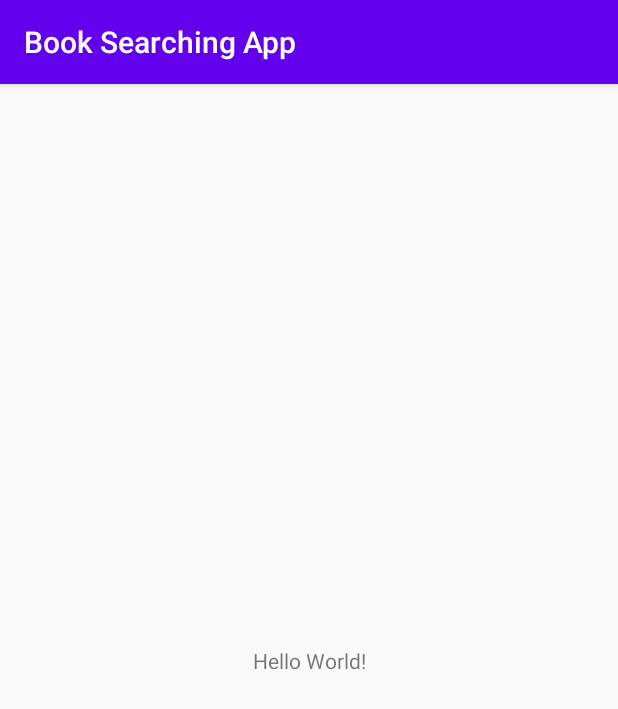
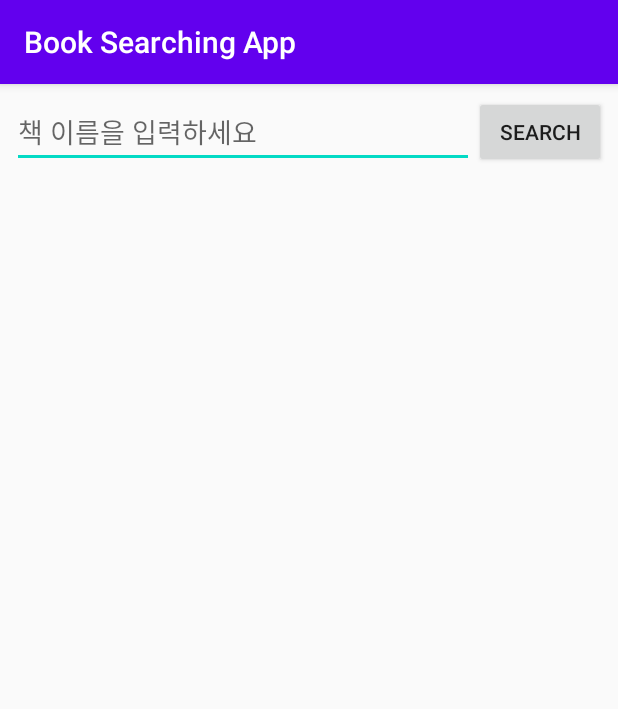
Before and after one commit to kiwi-choe/BookSearchingApp, an Android app: the screen it shows after launch (MainActivity before the commit, BooksActivity after it), on a phone screen of 412 x 824 dp. Shown: the top 709 px of the screen. Run offline under Robolectric (Android 15) with nearby library versions, the phone set to English and light mode, and no system bars; our stand-ins replace Dagger/Hilt's generated code, data binding; libraries missing offline, so code that uses them is left out: androidx.hilt.lifecycle.

Commit message:
[ADD] Search Books from Network api

```diff
--- a/app/src/main/AndroidManifest.xml
+++ b/app/src/main/AndroidManifest.xml
@@ -2,14 +2,18 @@
 <manifest xmlns:android="http://schemas.android.com/apk/res/android"
     package="com.example.booksearchingapp">
 
+    <uses-permission android:name="android.permission.INTERNET" />
+    <uses-permission android:name="android.permission.ACCESS_NETWORK_STATE" />
+
     <application
+        android:name=".BookApplication"
         android:allowBackup="false"
         android:icon="@mipmap/ic_launcher"
         android:label="@string/app_name"
         android:roundIcon="@mipmap/ic_launcher_round"
         android:supportsRtl="true"
         android:theme="@style/AppTheme">
-        <activity android:name=".MainActivity">
+        <activity android:name=".BooksActivity">
             <intent-filter>
                 <action android:name="android.intent.action.MAIN" />
 
--- /dev/null
+++ b/app/src/main/java/com/example/booksearchingapp/BookApplication.kt
@@ -0,0 +1,7 @@
+package com.example.booksearchingapp
+
+import android.app.Application
+import dagger.hilt.android.HiltAndroidApp
+
+@HiltAndroidApp
+class BookApplication : Application() {}
--- /dev/null
+++ b/app/src/main/java/com/example/booksearchingapp/BooksActivity.kt
@@ -0,0 +1,21 @@
+package com.example.booksearchingapp
+
+import androidx.appcompat.app.AppCompatActivity
+import android.os.Bundle
+import com.example.booksearchingapp.books.BooksFragment
+import dagger.hilt.android.AndroidEntryPoint
+
+@AndroidEntryPoint
+class BooksActivity : AppCompatActivity() {
+    override fun onCreate(savedInstanceState: Bundle?) {
+        super.onCreate(savedInstanceState)
+        setContentView(R.layout.activity_main)
+
+        setFragment()
+    }
+
+    private fun setFragment() {
+        supportFragmentManager.beginTransaction()
+            .add(R.id.fragment_container, BooksFragment.newInstance()).commit()
+    }
+}
--- a/app/src/main/java/com/example/booksearchingapp/MainActivity.kt
+++ /dev/null
@@ -1,11 +0,0 @@
-package com.example.booksearchingapp
-
-import androidx.appcompat.app.AppCompatActivity
-import android.os.Bundle
-
-class MainActivity : AppCompatActivity() {
-    override fun onCreate(savedInstanceState: Bundle?) {
-        super.onCreate(savedInstanceState)
-        setContentView(R.layout.activity_main)
-    }
-}
--- /dev/null
+++ b/app/src/main/java/com/example/booksearchingapp/api/BookService.kt
@@ -0,0 +1,49 @@
+package com.example.booksearchingapp.api
+
+import com.example.booksearchingapp.data.Book
+import com.example.booksearchingapp.data.Result
+import okhttp3.Interceptor
+import okhttp3.OkHttpClient
+import okhttp3.logging.HttpLoggingInterceptor
+import retrofit2.Response
+import retrofit2.Retrofit
+import retrofit2.converter.gson.GsonConverterFactory
+import retrofit2.http.GET
+import retrofit2.http.Query
+
+interface BookService {
+    @GET("/v3/search/book")
+    suspend fun searchBooks(
+        @Query("target") target: String = "title",
+        @Query("page") page: Int,
+        @Query("size") size: Int = 50,
+        @Query("query") query: String
+    ): Response<BookResponse>
+
+    companion object {
+        private const val BASE_URL = "https://dapi.kakao.com"
+        private const val REST_API_KEY = "KakaoAK 5c006a144af5d6ca233c083a882b81ac"
+
+        fun create(): BookService {
+            val logger =
+                HttpLoggingInterceptor().apply { level = HttpLoggingInterceptor.Level.BASIC }
+
+            val client = OkHttpClient.Builder()
+                .addInterceptor(logger)
+                .addInterceptor(Interceptor() {chain ->
+                    val newRequest  = chain.request().newBuilder()
+                        .addHeader("Authorization", REST_API_KEY)
+                        .build()
+                    chain.proceed(newRequest)
+                })
+                .build()
+
+            return Retrofit.Builder()
+                .baseUrl(BASE_URL)
+                .client(client)
+                .addConverterFactory(GsonConverterFactory.create())
+                .build()
+                .create(BookService::class.java)
+        }
+    }
+}
--- /dev/null
+++ b/app/src/main/java/com/example/booksearchingapp/books/BooksFragment.kt
@@ -0,0 +1,50 @@
+package com.example.booksearchingapp.books
+
+import android.os.Bundle
+import android.util.Log
+import android.view.LayoutInflater
+import android.view.View
+import android.view.ViewGroup
+import androidx.core.widget.addTextChangedListener
+import androidx.core.widget.doAfterTextChanged
+import androidx.fragment.app.Fragment
+import androidx.fragment.app.viewModels
+import com.example.booksearchingapp.databinding.FragmentBooksBinding
+import dagger.hilt.android.AndroidEntryPoint
+
+@AndroidEntryPoint
+class BooksFragment : Fragment() {
+
+    companion object {
+        fun newInstance(): BooksFragment = BooksFragment()
+    }
+
+    private val viewModel by viewModels<BooksViewModel>()
+
+    private lateinit var binding: FragmentBooksBinding
+
+    override fun onCreateView(
+        inflater: LayoutInflater,
+        container: ViewGroup?,
+        savedInstanceState: Bundle?
+    ): View? {
+        binding = FragmentBooksBinding.inflate(inflater, container, false).apply {
+            viewmodel = viewModel
+            lifecycleOwner = viewLifecycleOwner
+        }
+
+        return binding.root
+    }
+
+    override fun onViewCreated(view: View, savedInstanceState: Bundle?) {
+        binding.editBooksSearching.addTextChangedListener {
+            Log.d("##", it?.toString() ?: "")
+            viewModel.onTextChanged()
+        }
+
+        viewModel.books.observe(viewLifecycleOwner) {books ->
+            // TODO: 11/03/2021 submitList
+
+        }
+    }
+}
--- /dev/null
+++ b/app/src/main/java/com/example/booksearchingapp/books/BooksViewModel.kt
@@ -0,0 +1,51 @@
+package com.example.booksearchingapp.books
+
+import androidx.hilt.lifecycle.ViewModelInject
+import androidx.lifecycle.LiveData
+import androidx.lifecycle.MutableLiveData
+import androidx.lifecycle.ViewModel
+import androidx.lifecycle.viewModelScope
+import com.example.booksearchingapp.R
+import com.example.booksearchingapp.data.Book
+import com.example.booksearchingapp.data.BookRepository
+import kotlinx.coroutines.launch
+
+class BooksViewModel @ViewModelInject constructor(
+    private val repository: BookRepository
+) : ViewModel() {
+
+    private val _books = MutableLiveData<List<Book>>()
+    val books: LiveData<List<Book>> = _books
+
+    val searchingQuery = MutableLiveData<String>()
+
+    private val _snackbarMessage = MutableLiveData<Int>()
+    val snackbarMessage: LiveData<Int> = _snackbarMessage
+
+    fun onTextChanged() {
+        searchBooks()
+    }
+
+    fun onSearchButtonClicked() {
+        searchBooks()
+    }
+
+    private fun searchBooks() {
+        if (validateSearchingQuery(searchingQuery.value)) {
+            searchBooks(searchingQuery.value!!)
+        } else {
+            _snackbarMessage.value = R.string.please_input_text
+        }
+    }
+
+    private fun searchBooks(searchQuery: String) {
+        viewModelScope.launch {
+            _books.value = repository.searchBooks(searchQuery)
+        }
+    }
+
+    private fun validateSearchingQuery(query: String?): Boolean {
+        return query?.isNotEmpty() == true
+    }
+
+}
--- /dev/null
+++ b/app/src/main/java/com/example/booksearchingapp/data/BookRepository.kt
@@ -0,0 +1,29 @@
+package com.example.booksearchingapp.data
+
+import com.example.booksearchingapp.api.BookService
+import javax.inject.Inject
+import javax.inject.Singleton
+
+
+@Singleton
+class BookRepository @Inject constructor(private val service: BookService) {
+
+    suspend fun searchBooks(searchQuery: String): List<Book> {
+        val result = service.searchBooks(target = "title", page = 1, size = 50, searchQuery)
+        return if (result.isSuccessful) {
+            result.body()?.list ?: emptyList()
+        } else {
+            emptyList()
+        }
+
+//        return when (result) {
+//            is Result.Success -> {
+//                result.data.mapTo(filteredResult) { it }
+//            }
+//            else -> {
+//                emptyList()
+//            }
+//        }
+    }
+
+}
--- /dev/null
+++ b/app/src/main/java/com/example/booksearchingapp/di/AppModule.kt
@@ -0,0 +1,19 @@
+package com.example.booksearchingapp.di
+
+import com.example.booksearchingapp.api.BookService
+import dagger.Module
+import dagger.Provides
+import dagger.hilt.InstallIn
+import dagger.hilt.android.components.ApplicationComponent
+import javax.inject.Singleton
+
+@Module
+@InstallIn(ApplicationComponent::class)
+object AppModule {
+
+    @Singleton
+    @Provides
+    fun provideBookService(): BookService {
+        return BookService.create()
+    }
+}
--- a/app/src/main/res/layout/activity_main.xml
+++ b/app/src/main/res/layout/activity_main.xml
@@ -1,18 +1,12 @@
 <?xml version="1.0" encoding="utf-8"?>
-<androidx.constraintlayout.widget.ConstraintLayout xmlns:android="http://schemas.android.com/apk/res/android"
-    xmlns:app="http://schemas.android.com/apk/res-auto"
+<FrameLayout xmlns:android="http://schemas.android.com/apk/res/android"
     xmlns:tools="http://schemas.android.com/tools"
     android:layout_width="match_parent"
     android:layout_height="match_parent"
-    tools:context=".MainActivity">
+    tools:context=".BooksActivity">
 
-    <TextView
-        android:layout_width="wrap_content"
-        android:layout_height="wrap_content"
-        android:text="Hello World!"
-        app:layout_constraintBottom_toBottomOf="parent"
-        app:layout_constraintLeft_toLeftOf="parent"
-        app:layout_constraintRight_toRightOf="parent"
-        app:layout_constraintTop_toTopOf="parent" />
-
-</androidx.constraintlayout.widget.ConstraintLayout>
+    <androidx.fragment.app.FragmentContainerView
+        android:id="@+id/fragment_container"
+        android:layout_width="match_parent"
+        android:layout_height="match_parent" />
+</FrameLayout>
--- /dev/null
+++ b/app/src/main/res/layout/fragment_books.xml
@@ -0,0 +1,52 @@
+<?xml version="1.0" encoding="utf-8"?>
+<layout xmlns:android="http://schemas.android.com/apk/res/android"
+    xmlns:app="http://schemas.android.com/apk/res-auto">
+
+    <data>
+
+        <variable
+            name="viewmodel"
+            type="com.example.booksearchingapp.books.BooksViewModel" />
+    </data>
+
+    <LinearLayout
+        android:layout_width="match_parent"
+        android:layout_height="match_parent"
+        android:layout_margin="8dp"
+        android:orientation="vertical">
+
+        <androidx.constraintlayout.widget.ConstraintLayout
+            android:layout_width="match_parent"
+            android:layout_height="wrap_content">
+
+            <EditText
+                android:id="@+id/edit_books_searching"
+                android:layout_width="0dp"
+                android:text="@={viewmodel.searchingQuery}"
+                android:layout_height="wrap_content"
+                android:hint="@string/please_input_book_title"
+                android:inputType="text"
+                app:layout_constraintEnd_toStartOf="@id/btn_books_searching"
+                app:layout_constraintStart_toStartOf="parent"
+                app:layout_constraintTop_toTopOf="parent" />
+
+            <Button
+                android:id="@+id/btn_books_searching"
+                android:layout_width="wrap_content"
+                android:layout_height="wrap_content"
+                android:layout_alignParentEnd="true"
+                android:onClick="@{() -> viewmodel.onSearchButtonClicked()}"
+                android:text="search"
+                app:layout_constraintEnd_toEndOf="parent"
+                app:layout_constraintStart_toEndOf="@id/edit_books_searching"
+                app:layout_constraintTop_toTopOf="@id/edit_books_searching" />
+        </androidx.constraintlayout.widget.ConstraintLayout>
+
+        <androidx.recyclerview.widget.RecyclerView
+            android:id="@+id/list_books"
+            android:layout_width="match_parent"
+            android:layout_height="wrap_content"
+            android:layout_marginTop="24dp"
+            app:layoutManager="androidx.recyclerview.widget.LinearLayoutManager" />
+    </LinearLayout>
+</layout>
--- a/app/src/main/res/values/strings.xml
+++ b/app/src/main/res/values/strings.xml
@@ -1,3 +1,5 @@
 <resources>
     <string name="app_name">Book Searching App</string>
+    <string name="please_input_book_title">책 이름을 입력하세요</string>
+    <string name="please_input_text">글자를 입력해주세요</string>
 </resources>
```
Also changed, not shown: app/build.gradle (+23 -3 lines), app/src/main/java/com/example/booksearchingapp/api/BookResponse.kt (added, +8 -0 lines), app/src/main/java/com/example/booksearchingapp/data/Book.kt (added, +14 -0 lines), app/src/main/java/com/example/booksearchingapp/data/Result.kt (added, +44 -0 lines), build.gradle (+11 -2 lines), 2 other files.
